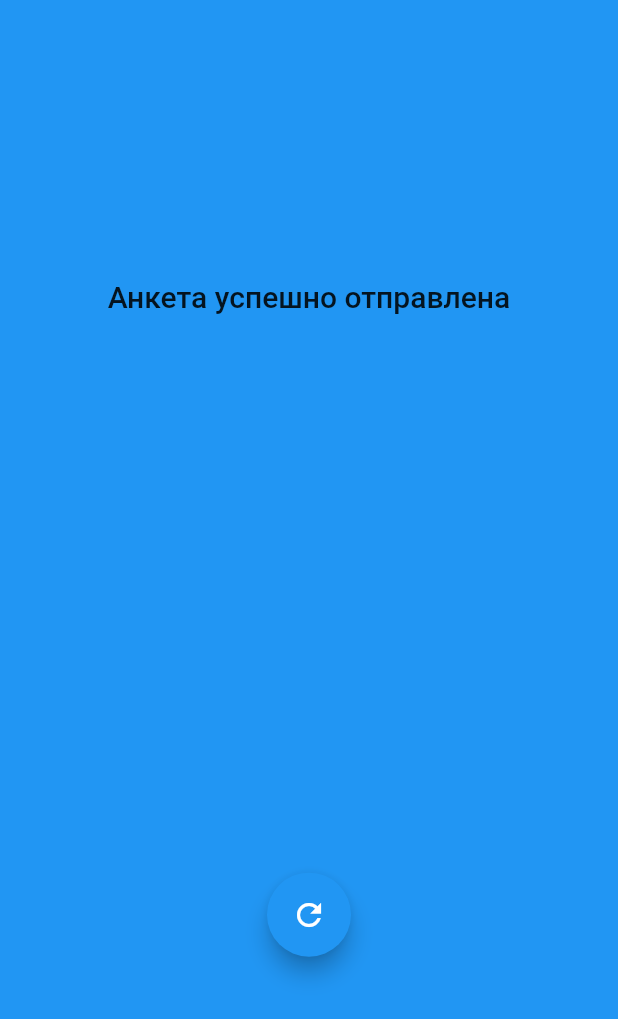
After one commit to CoolONEOfficial/good_policeman_survey, a Flutter app: the TotalScreen screen opened by its route, on a phone screen of 412 x 824 dp. The commit adds this screen. Shown: the top 1019 px of the screen. Run offline on Flutter 3.47's test engine with Material 2 defaults, Android fonts, the phone set to English and light mode, and no system bars; our stand-ins replace firebase_database, firebase_storage, geolocator, image_picker, random_string; missing offline and left inert: flutter_udid, progress_hud; accounts and stored records are empty; statements that could not run were skipped.

Commit message:
Added total screen

```diff
--- a/lib/main.dart
+++ b/lib/main.dart
@@ -6,6 +6,7 @@ import 'package:flutter_udid/flutter_udid.dart';
 import 'package:good_policeman_survey/screens/auth.dart';
 import 'package:good_policeman_survey/screens/splash.dart';
 import 'package:good_policeman_survey/screens/survey.dart';
+import 'package:good_policeman_survey/screens/total.dart';
 import 'package:good_policeman_survey/widget_templates.dart';
 
 void main() => runApp(MyApp());
@@ -19,6 +20,7 @@ class MyApp extends StatelessWidget {
           '/': (ctx) => SplashScreen(),
           '/auth': (ctx) => AuthScreen(),
           '/survey': (ctx) => SurveyScreen(),
+          '/total': (ctx) => TotalScreen(),
         },
       );
 }
--- /dev/null
+++ b/lib/screens/total.dart
@@ -0,0 +1,36 @@
+import 'package:flutter/material.dart';
+import 'package:flutter/widgets.dart';
+import 'package:good_policeman_survey/widget_templates.dart';
+
+class TotalScreen extends StatelessWidget {
+  @override
+  Widget build(BuildContext ctx) => Theme(
+        data: ThemeData(
+          canvasColor: Colors.blue,
+        ),
+        child: Scaffold(
+          body: Align(
+            alignment: Alignment.center,
+            child: Column(
+                mainAxisAlignment: MainAxisAlignment.spaceAround,
+                crossAxisAlignment: CrossAxisAlignment.center,
+                mainAxisSize: MainAxisSize.max,
+                children: <Widget>[
+                  Text(
+                    "Анкета успешно отправлена",
+                    style: Theme.of(ctx).textTheme.title,
+                  ),
+                  FloatingActionButton(
+                    onPressed: () {
+                      Navigator.of(ctx).pushNamedAndRemoveUntil(
+                        '/survey',
+                        (Route<dynamic> route) => false,
+                      );
+                    },
+                    child: Icon(Icons.refresh),
+                  ),
+                ]),
+          ),
+        ),
+      );
+}
```
Also changed, not shown: lib/screens/survey.dart (+24 -15 lines).
